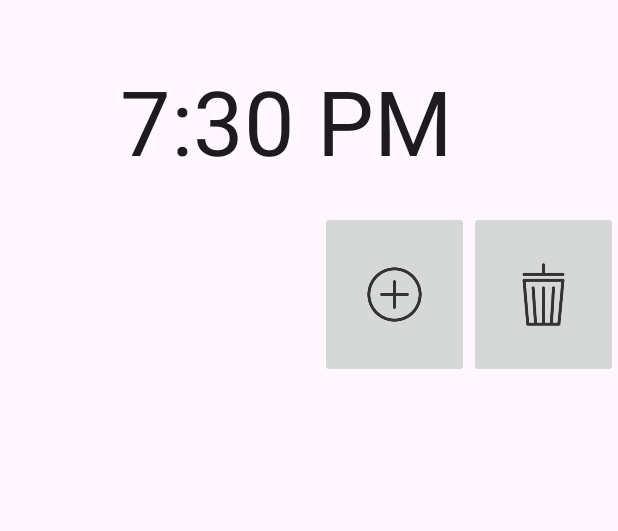
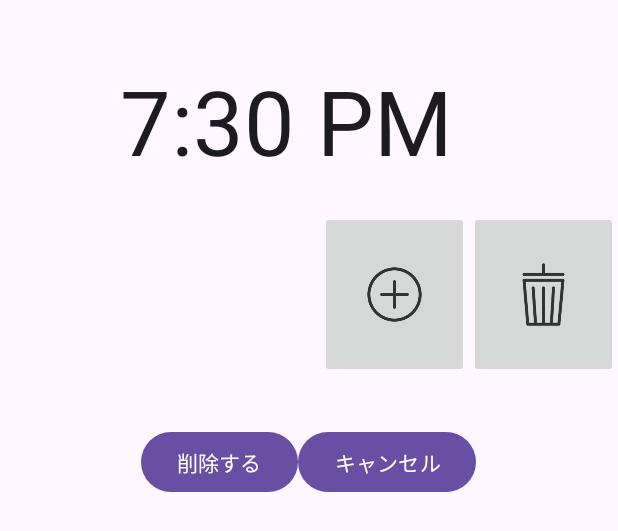
Before and after one commit to sakina-i9/Alarm, an Android app: the layout activity_alarm.xml on its own in the app's theme, with its tools: preview values and no code run, on a phone screen of 412 x 824 dp. Shown: the top 531 px of the screen. Run offline under Robolectric (Android 15) with nearby library versions, the phone set to English and light mode, and no system bars.

Commit message:
基本機能完成

```diff
--- a/app/build.gradle.kts
+++ b/app/build.gradle.kts
@@ -28,11 +28,11 @@ android {
         }
     }
     compileOptions {
-        sourceCompatibility = JavaVersion.VERSION_11
-        targetCompatibility = JavaVersion.VERSION_11
+        sourceCompatibility = JavaVersion.VERSION_17
+        targetCompatibility = JavaVersion.VERSION_17
     }
     kotlinOptions {
-        jvmTarget = "11"
+        jvmTarget = "17"
     }
 }
 
--- a/app/src/main/res/layout/activity_alarm.xml
+++ b/app/src/main/res/layout/activity_alarm.xml
@@ -39,7 +39,6 @@
             android:scaleType="fitCenter"
             android:src="@drawable/delete"
             android:layout_marginTop="20dp"/>
-
     </LinearLayout>
 
     <androidx.recyclerview.widget.RecyclerView
@@ -48,4 +47,24 @@
         android:layout_height="wrap_content"
         android:layout_margin="16dp"/>
 
+    <!-- 削除確定ボタンレイアウト（初期状態は非表示） -->
+    <LinearLayout
+        android:id="@+id/deleteConfirmLayout"
+        android:layout_width="match_parent"
+        android:layout_height="wrap_content"
+        android:gravity="center"
+        android:orientation="horizontal">
+
+        <Button
+            android:id="@+id/btnConfirmDelete"
+            android:layout_width="wrap_content"
+            android:layout_height="wrap_content"
+            android:text="@string/delete" />
+
+        <Button
+            android:id="@+id/btnCancelDelete"
+            android:layout_width="wrap_content"
+            android:layout_height="wrap_content"
+            android:text="キャンセル" />
+    </LinearLayout>
 </LinearLayout>
--- a/app/src/main/res/values/strings.xml
+++ b/app/src/main/res/values/strings.xml
@@ -17,4 +17,5 @@
     <string name="setAlarmName">選択したアラーム音</string>
     <string name="setAfterMusicName">選択した音声</string>
     <string name="save">保存</string>
+    <string name="delete">削除する</string>
 </resources>
```
Also changed, not shown: app/src/main/AndroidManifest.xml (+6 -1 lines), app/src/main/java/com/websarva/wings/android/alarm/AlarmActivity.kt (+35 -9 lines).
